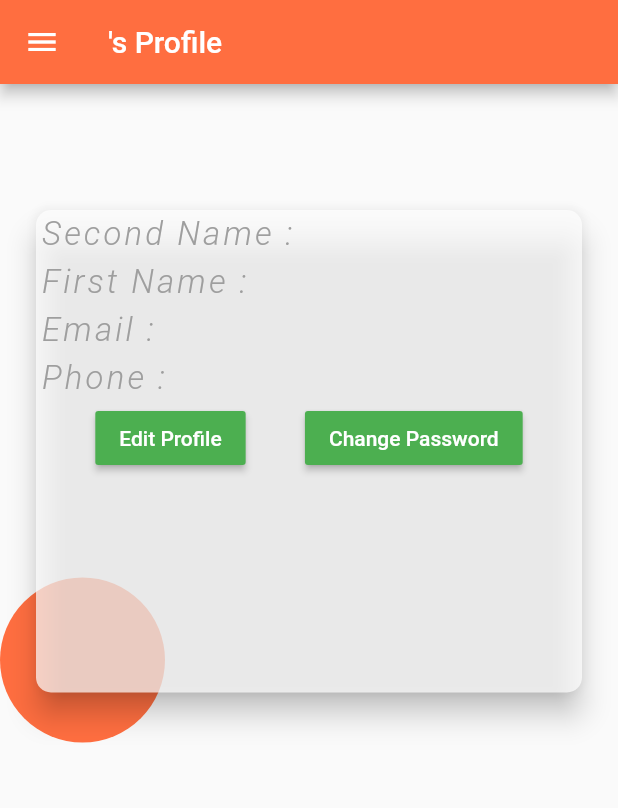
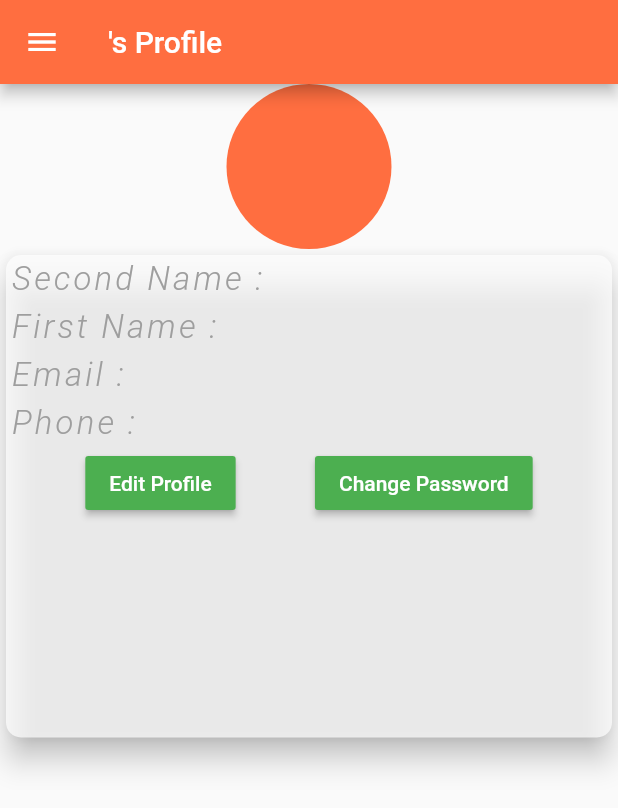
Before and after one commit to kibmuikia/rememberthee, a Flutter app: the ProfilePage screen opened directly with empty values, on a phone screen of 412 x 824 dp. Shown: the top 808 px of the screen. Run offline on Flutter 3.47's test engine with Material 2 defaults, Android fonts, the phone set to English and light mode, and no system bars; missing offline and left inert: image_picker_modern.

Commit message:
profile update

```diff
--- a/lib/views/auth/profile.dart
+++ b/lib/views/auth/profile.dart
@@ -27,7 +27,7 @@ class _ProfilePageState extends State<ProfilePage> {
         backgroundColor: Colors.deepOrangeAccent,
       ),
       drawer: MyDrawer(),
-      body: Stack(
+      body: Column(
         //mainAxisAlignment: MainAxisAlignment.spaceAround,
         children: <Widget>[
           Column(
@@ -50,11 +50,8 @@ class _ProfilePageState extends State<ProfilePage> {
               ),
             ],
           ),
-          Padding(
-              padding: EdgeInsets.fromLTRB(20, 80.0, 20.0, 20.0),
-            child:  Positioned(
-              top:80,
-              child: Container(
+
+            Container(
                 width: MediaQuery.of(context).size.width,
                 height: MediaQuery.of(context).size.height * 0.40,
                 child: Card(
@@ -177,7 +174,7 @@ class _ProfilePageState extends State<ProfilePage> {
                     ),
                   ),
                 ),
-              )),),
+              )
         ],
       ),
 
```
